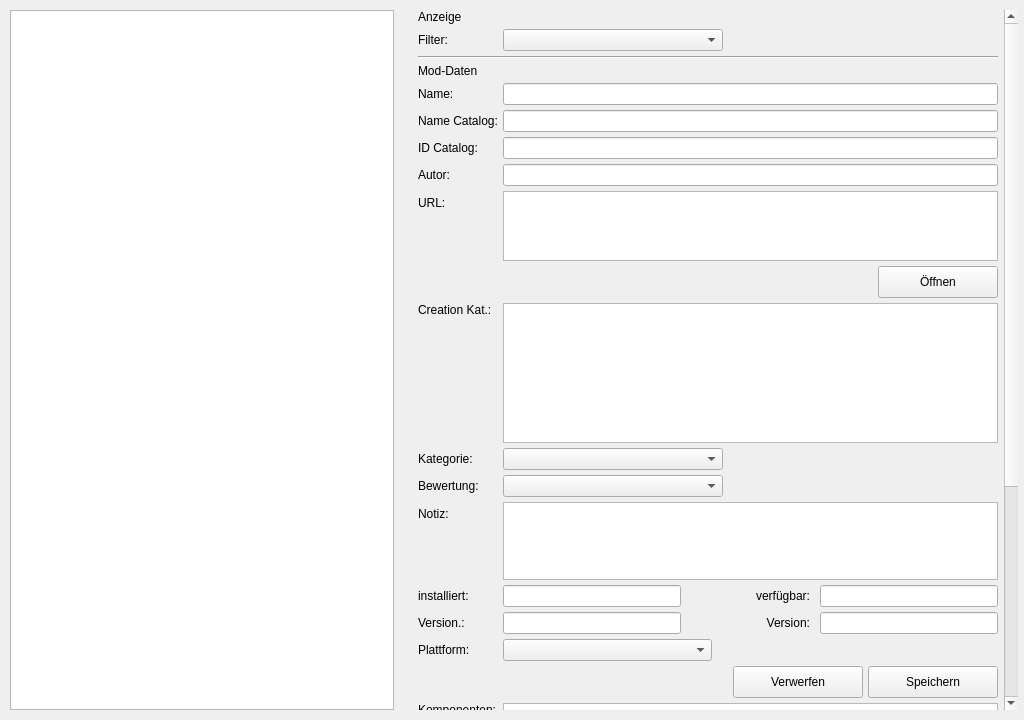
Qt form Structure/GUI/Page_Mods.ui (Looking4Git/Starfield_LOH) before a commit.
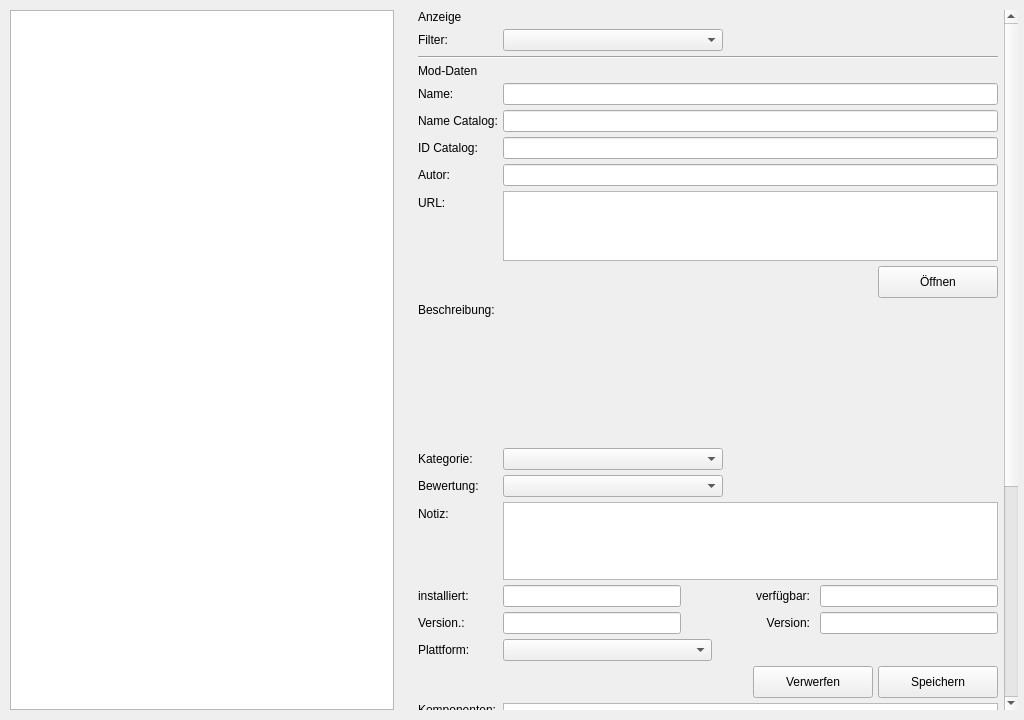
The same form after that commit. Icons and pictures are not drawn.

Diff of the .ui file:
```diff
--- a/Structure/GUI/Page_Mods.ui
+++ b/Structure/GUI/Page_Mods.ui
@@ -287,7 +287,7 @@
          <item row="9" column="0">
           <widget class="QLabel" name="lbl_creation_categories_label">
            <property name="text">
-            <string>Creation Kat.:</string>
+            <string>Beschreibung:</string>
            </property>
            <property name="alignment">
             <set>Qt::AlignmentFlag::AlignLeading|Qt::AlignmentFlag::AlignLeft|Qt::AlignmentFlag::AlignTop</set>
@@ -298,7 +298,7 @@
           </widget>
          </item>
          <item row="9" column="1">
-          <widget class="QTreeView" name="tree_categories_creations">
+          <widget class="QWidget" name="container_description">
            <property name="sizePolicy">
             <sizepolicy hsizetype="Expanding" vsizetype="Fixed">
              <horstretch>0</horstretch>
@@ -317,15 +317,6 @@
              <height>140</height>
             </size>
            </property>
-           <property name="editTriggers">
-            <set>QAbstractItemView::EditTrigger::NoEditTriggers</set>
-           </property>
-           <property name="indentation">
-            <number>0</number>
-           </property>
-           <property name="rootIsDecorated">
-            <bool>false</bool>
-           </property>
           </widget>
          </item>
          <item row="10" column="0">
@@ -637,13 +628,13 @@
             <widget class="QPushButton" name="btn_discard_detail">
              <property name="minimumSize">
               <size>
-               <width>130</width>
+               <width>120</width>
                <height>32</height>
               </size>
              </property>
              <property name="maximumSize">
               <size>
-               <width>130</width>
+               <width>120</width>
                <height>32</height>
               </size>
              </property>
@@ -666,13 +657,13 @@
             <widget class="QPushButton" name="btn_save_detail">
              <property name="minimumSize">
               <size>
-               <width>130</width>
+               <width>120</width>
                <height>32</height>
               </size>
              </property>
              <property name="maximumSize">
               <size>
-               <width>130</width>
+               <width>120</width>
                <height>32</height>
               </size>
              </property>
```
Left out of the diff: 2 changed lines with no effect on the pictures.
